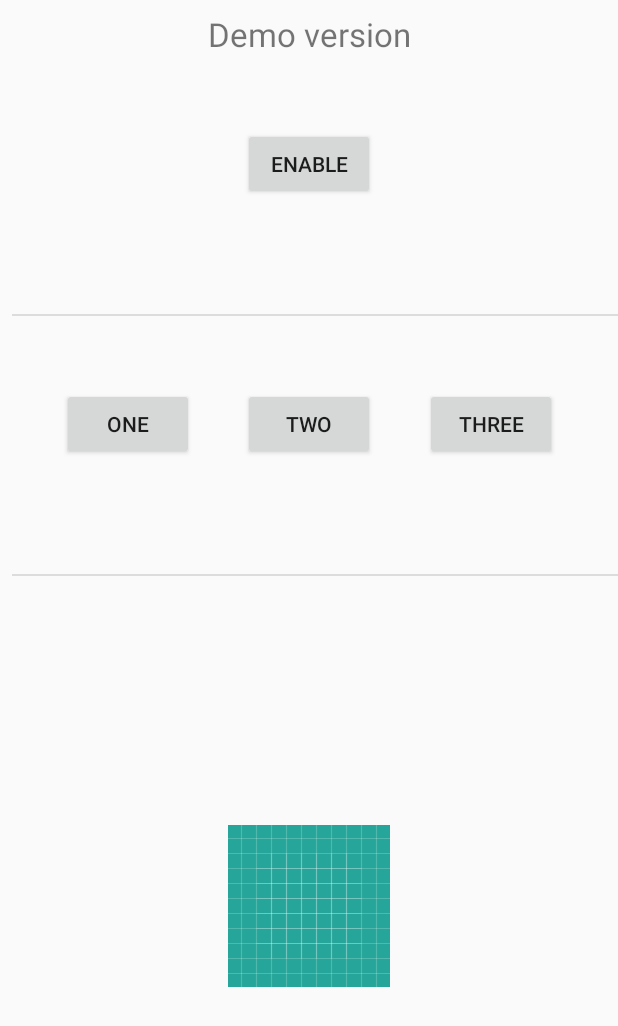
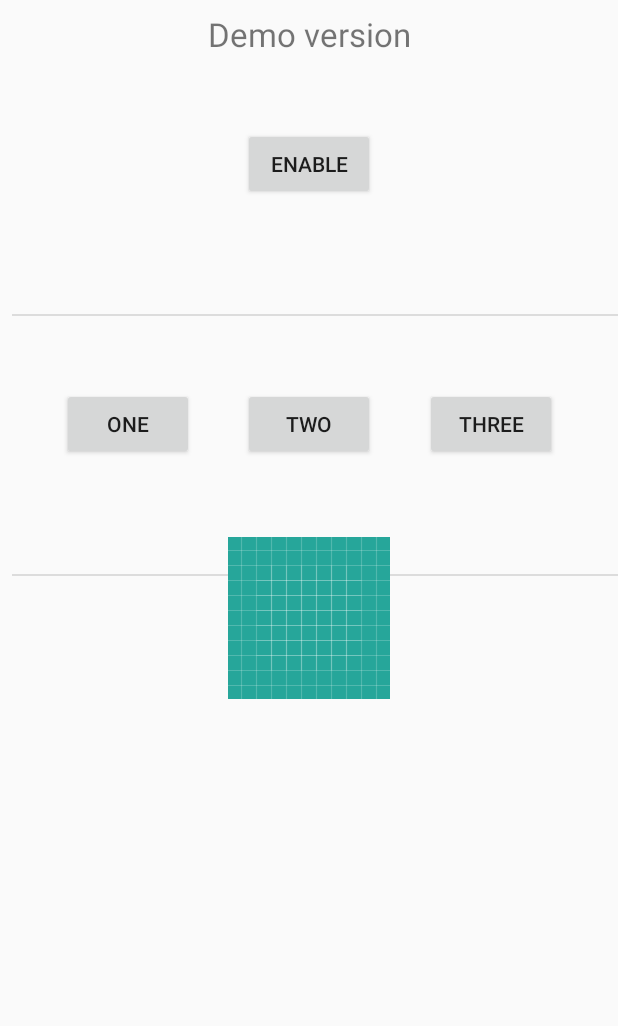
Before and after one commit to Mario-Bross/LiveWallpaperDemo, an Android app: the layout activity_live_wallpaper.xml on its own in the app's theme, with its tools: preview values and no code run, on a phone screen of 412 x 824 dp. Shown: the top 1026 px of the screen. Run offline under Robolectric (Android 15) with nearby library versions, the phone set to English and light mode, and no system bars.

Commit message:
Added ScrollView to layout

```diff
--- a/app/src/main/res/layout/activity_live_wallpaper.xml
+++ b/app/src/main/res/layout/activity_live_wallpaper.xml
@@ -1,12 +1,20 @@
 <?xml version="1.0" encoding="utf-8"?>
-<androidx.constraintlayout.widget.ConstraintLayout
+
+<ScrollView
     xmlns:android="http://schemas.android.com/apk/res/android"
     xmlns:app="http://schemas.android.com/apk/res-auto"
     xmlns:tools="http://schemas.android.com/tools"
+    android:id="@+id/scrollView"
     android:layout_width="match_parent"
     android:layout_height="match_parent"
-    tools:context=".activity.LiveWallpaperActivity">
+    android:fillViewport="true"
+    >
 
+    <androidx.constraintlayout.widget.ConstraintLayout
+        android:layout_width="match_parent"
+        android:layout_height="match_parent"
+        tools:context=".activity.LiveWallpaperActivity"
+        >
 
         <include layout="@layout/version_type_view" />
 
@@ -19,7 +27,9 @@
         app:layout_constraintEnd_toEndOf="parent"
         app:layout_constraintHorizontal_bias="0.5"
         app:layout_constraintStart_toStartOf="parent"
-        app:layout_constraintTop_toBottomOf="@+id/tv_version_type"/>
+        app:layout_constraintTop_toBottomOf="@+id/tv_version_type"
+        />
+
 
     <Button
         android:id="@+id/wallpaper1"
@@ -31,7 +41,8 @@
         app:layout_constraintEnd_toStartOf="@+id/wallpaper2"
         app:layout_constraintHorizontal_bias="0.5"
         app:layout_constraintStart_toStartOf="parent"
-        app:layout_constraintTop_toBottomOf="@+id/divider1"/>
+        app:layout_constraintTop_toBottomOf="@+id/divider1"
+        />
 
     <Button
         android:id="@+id/wallpaper2"
@@ -80,23 +91,24 @@
         app:layout_constraintEnd_toEndOf="parent"
         app:layout_constraintHorizontal_bias="0.0"
         app:layout_constraintStart_toStartOf="parent"
-        app:layout_constraintTop_toBottomOf="@+id/wallpaper2"/>
-
+        app:layout_constraintTop_toBottomOf="@+id/wallpaper2"
+        />
 
         <ImageView
 
             android:id="@+id/wallpaperPreview"
-        android:layout_width="0dp"
-        android:layout_height="0dp"
+            android:layout_width="match_parent"
+            android:layout_height="match_parent"
             android:layout_margin="8dp"
+            android:scaleType="center"
 
-        android:scaleType="center"
             app:layout_constraintBottom_toBottomOf="parent"
             app:layout_constraintEnd_toEndOf="parent"
             app:layout_constraintStart_toStartOf="parent"
-        app:layout_constraintTop_toBottomOf="@+id/divider2"
-        app:srcCompat="@drawable/ic_launcher_background" />
+            app:layout_constraintTop_toBottomOf="@id/divider2"
+            tools:src="@drawable/ic_launcher_background"
 
-<!--    <include layout="@layout/wallpaper_preview" /> -->
+            />
 
     </androidx.constraintlayout.widget.ConstraintLayout>
+</ScrollView>
```
Lines whose indentation alone changed are shown as unchanged.
